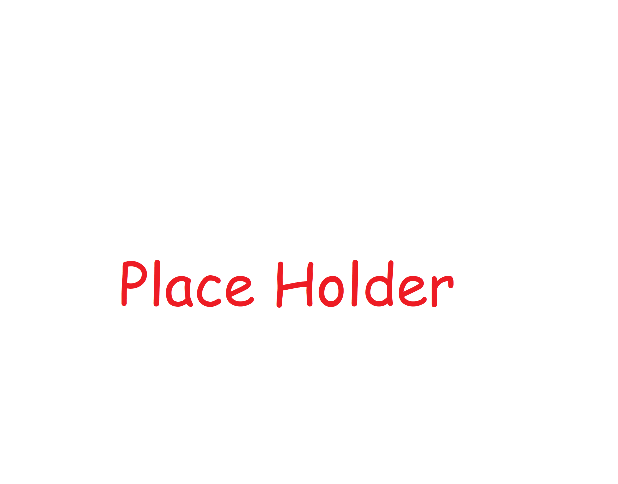
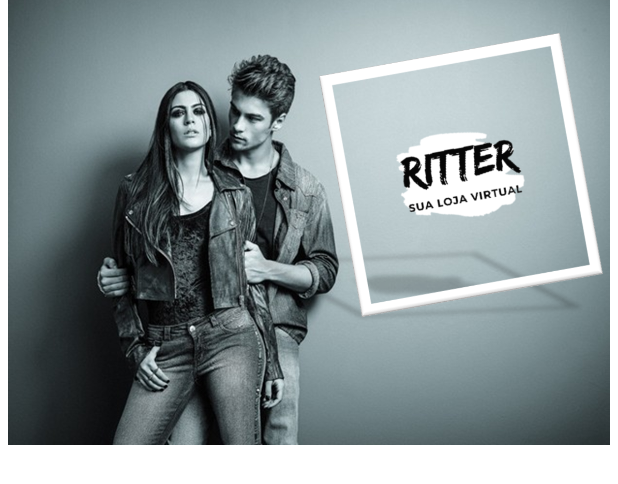
Before and after one commit to EAKerber/ProjetoSemestralLoja, an Android app: the layout activity_main.xml on its own in the app's theme, with its tools: preview values and no code run, on a phone screen of 412 x 824 dp. Shown: the top 484 px of the screen. Run offline under Robolectric (Android 15) with nearby library versions, the light colour scheme and no system bars.

Commit message:
atualizações do layout

```diff
--- a/app/build.gradle
+++ b/app/build.gradle
@@ -33,6 +33,10 @@ dependencies {
     implementation 'androidx.appcompat:appcompat:1.2.0'
     implementation 'com.google.android.material:material:1.3.0'
     implementation 'androidx.constraintlayout:constraintlayout:2.0.4'
+    implementation 'androidx.navigation:navigation-fragment:2.2.2'
+    implementation 'androidx.navigation:navigation-ui:2.2.2'
+    implementation 'androidx.lifecycle:lifecycle-livedata-ktx:2.2.0'
+    implementation 'androidx.lifecycle:lifecycle-viewmodel-ktx:2.2.0'
     testImplementation 'junit:junit:4.+'
     androidTestImplementation 'androidx.test.ext:junit:1.1.2'
     androidTestImplementation 'androidx.test.espresso:espresso-core:3.3.0'
--- a/app/src/main/java/com/example/projetosemestralloja/SplashScreen.java
+++ b/app/src/main/java/com/example/projetosemestralloja/SplashScreen.java
@@ -31,7 +31,7 @@ public class SplashScreen extends AppCompatActivity {
         new Handler().postDelayed(new Runnable() {
             @Override
             public void run() {
-                startActivity(new Intent(getBaseContext(), MainActivity.class) );
+                startActivity(new Intent(getBaseContext(), MainActivity2.class) );
                 finish();
 
             }
--- a/app/src/main/res/layout/activity_main.xml
+++ b/app/src/main/res/layout/activity_main.xml
@@ -5,13 +5,14 @@
     android:layout_width="match_parent"
     android:layout_height="match_parent"
     tools:context=".MainActivity">
-
     <ImageView
         android:id="@+id/imageView3"
-        android:layout_width="0dp"
-        android:layout_height="400dp"
+        android:layout_width="wrap_content"
+        android:layout_height="300dp"
+        android:layout_marginTop="-4dp"
+        android:textAlignment="center"
         app:layout_constraintEnd_toEndOf="parent"
-        app:layout_constraintHorizontal_bias="0.454"
+        app:layout_constraintHorizontal_bias="0.0"
         app:layout_constraintStart_toStartOf="parent"
         app:layout_constraintTop_toTopOf="parent"
         app:srcCompat="@drawable/place_holder" />
@@ -23,7 +24,10 @@
         android:paddingStart="10dp"
         app:layout_constraintBottom_toBottomOf="parent"
         app:layout_constraintEnd_toEndOf="parent"
+        app:layout_constraintHorizontal_bias="0.0"
         app:layout_constraintStart_toStartOf="parent"
-        app:layout_constraintTop_toBottomOf="@+id/imageView3" />
+        app:layout_constraintTop_toBottomOf="@+id/imageView3"
+        app:layout_constraintVertical_bias="0.091" />
+
 
 </androidx.constraintlayout.widget.ConstraintLayout>
--- a/app/src/main/res/values/themes.xml
+++ b/app/src/main/res/values/themes.xml
@@ -13,4 +13,13 @@
         <item name="android:statusBarColor" tools:targetApi="l">?attr/colorPrimaryVariant</item>
         <!-- Customize your theme here. -->
     </style>
+
+    <style name="Theme.ProjetoSemestralLoja.NoActionBar">
+        <item name="windowActionBar">false</item>
+        <item name="windowNoTitle">true</item>
+    </style>
+
+    <style name="Theme.ProjetoSemestralLoja.AppBarOverlay" parent="ThemeOverlay.AppCompat.Dark.ActionBar" />
+
+    <style name="Theme.ProjetoSemestralLoja.PopupOverlay" parent="ThemeOverlay.AppCompat.Light" />
 </resources>
```
Also changed, not shown: app/src/main/AndroidManifest.xml (+7 -2 lines), app/src/main/java/com/example/projetosemestralloja/MainActivity.java (+12 -30 lines), app/src/main/res/layout/buttonlayout.xml (+10 -7 lines), app/src/main/res/values/strings.xml (+11 -0 lines), app/src/main/res/drawable/place_holder.png.
